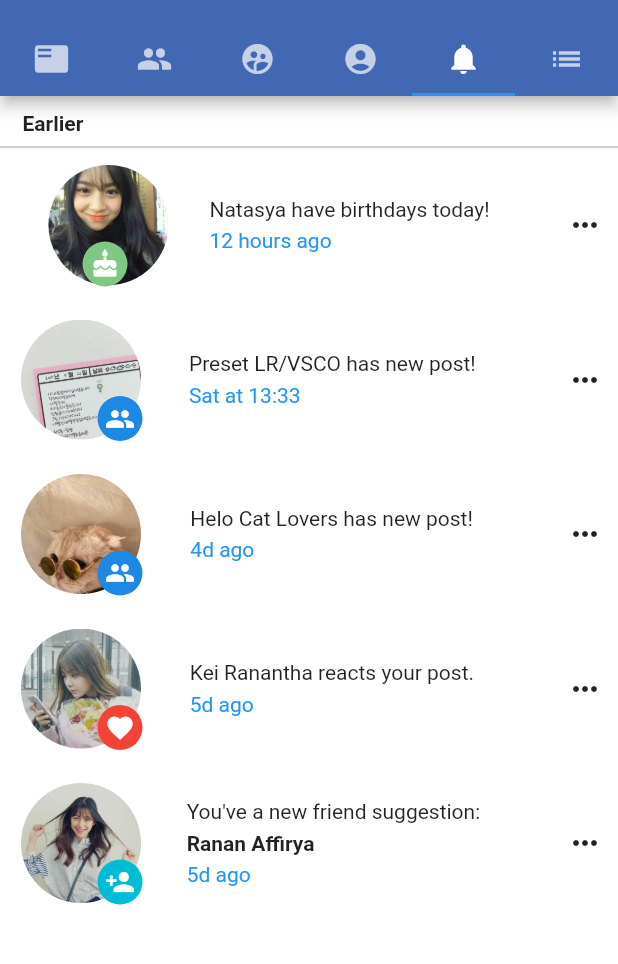
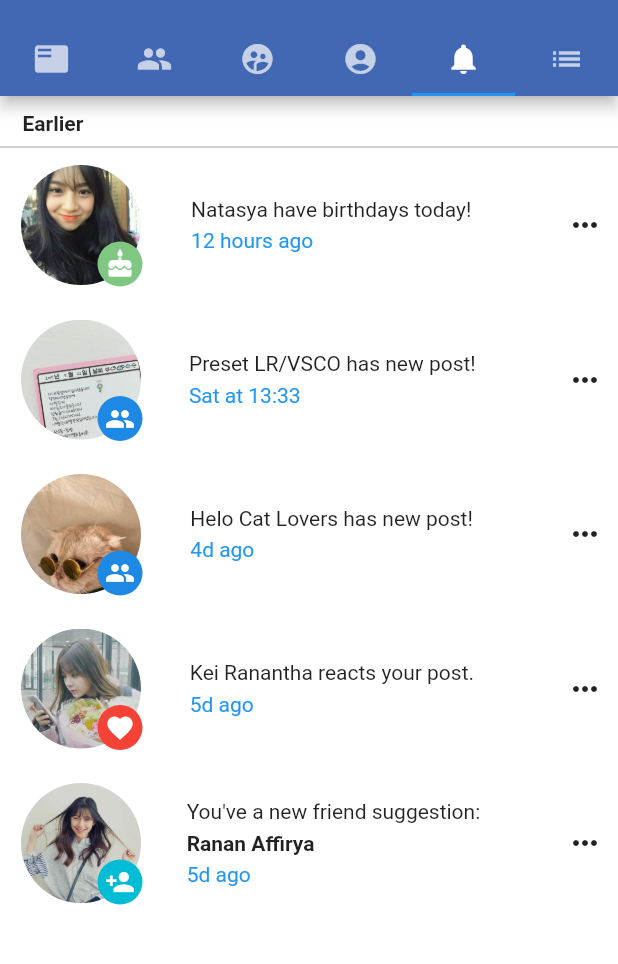
Before and after one commit to rachmadzii/Facebook-UI, a Flutter app: the screen it shows after launch, tab 5 chosen, on a phone screen of 412 x 824 dp, the part 54-1018 px from its top. Run offline on Flutter 3.47's test engine with Material 2 defaults, Android fonts, the phone set to English and light mode, and no system bars.

Commit message:
Update hal_notif.dart

```diff
--- a/lib/halaman/hal_notif.dart
+++ b/lib/halaman/hal_notif.dart
@@ -25,7 +25,7 @@ class Notif extends StatelessWidget {
                 color: Colors.grey,
               ),
               Container(
-                padding: EdgeInsets.only(bottom: 15.0, right: 10.0),
+                padding: EdgeInsets.only(left: 10.0, bottom: 15.0, right: 10.0),
                 child: Stack(
                   alignment: Alignment.bottomRight,
                   overflow: Overflow.visible,
@@ -33,7 +33,6 @@ class Notif extends StatelessWidget {
                     Row(
                       mainAxisAlignment: MainAxisAlignment.spaceBetween,
                       children: <Widget>[
-                        SizedBox(width: 5.0),
                         avaNotif("images/friend15.jpg"),
                         Column(
                           crossAxisAlignment: CrossAxisAlignment.start,
```
